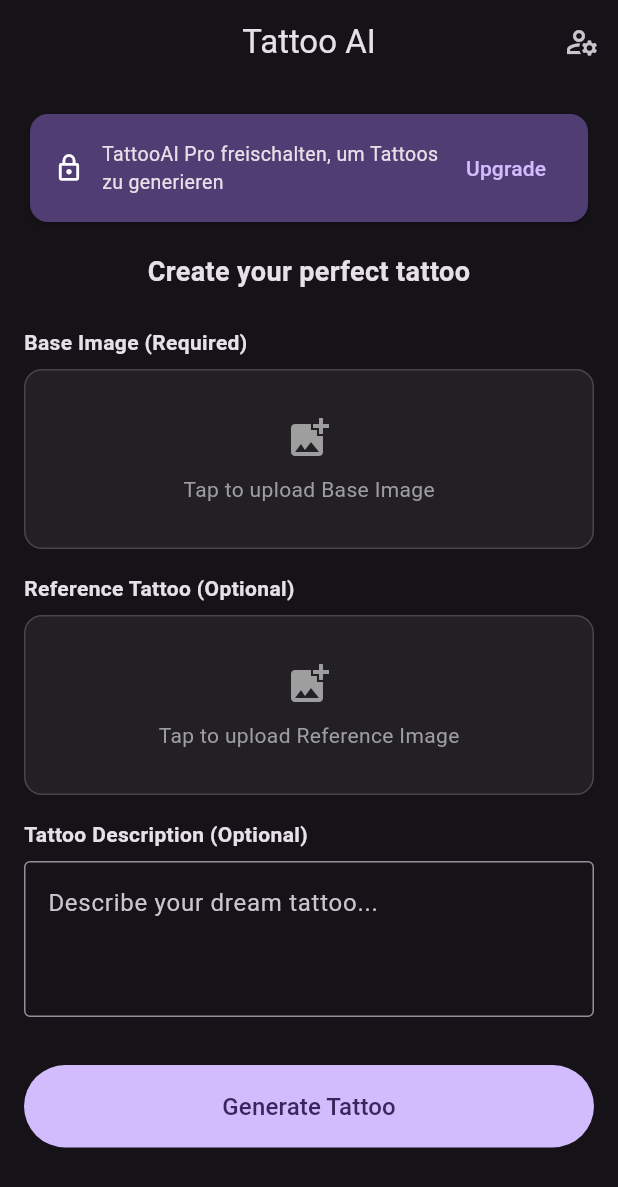
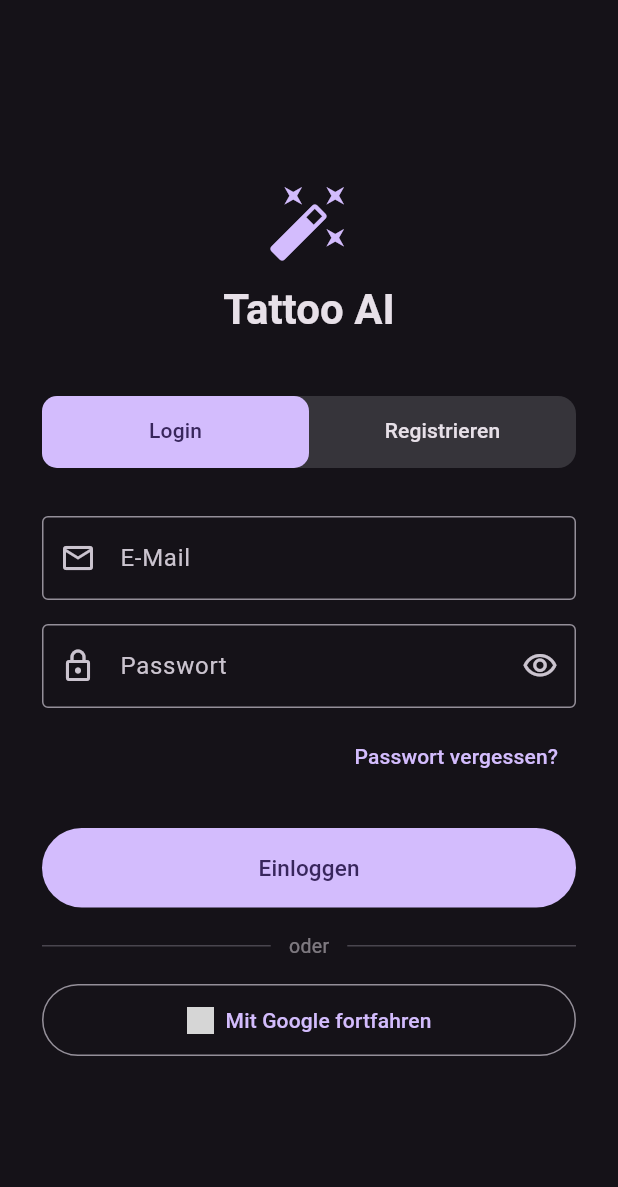
Before and after one commit to Zynachinos/TattooAI, a Flutter app: the screen it shows after launch, on a phone screen of 412 x 824 dp. Shown: the top 1187 px of the screen. Run offline on Flutter 3.47's test engine with Material 3 defaults, Android fonts, the phone set to English and light mode, and no system bars; our stand-ins replace firebase_auth, firebase_core, google_sign_in; missing offline and left inert: purchases_flutter, purchases_ui_flutter; accounts and stored records are empty; grey boxes are pictures that could not be loaded.

Commit message:
feat: implement authentication flow with email/password and Google sign-in; add AuthService and AuthScreen

```diff
--- a/lib/app.dart
+++ b/lib/app.dart
@@ -1,5 +1,7 @@
 import 'package:flutter/material.dart';
 import 'core/theme/app_theme.dart';
+import 'features/auth/auth_service.dart';
+import 'features/auth/presentation/auth_screen.dart';
 import 'features/billing/billing_service.dart';
 import 'screens/create_tattoo_screen.dart';
 
@@ -11,11 +13,17 @@ class TattooAiApp extends StatelessWidget {
     return MaterialApp(
       title: 'Tattoo AI',
       theme: AppTheme.dark,
+      debugShowCheckedModeBanner: false,
       home: ListenableBuilder(
-        listenable: BillingService.instance,
-        builder: (context, _) => const CreateTattooScreen(),
+        listenable: Listenable.merge(
+            [AuthService.instance, BillingService.instance]),
+        builder: (context, _) {
+          if (!AuthService.instance.isLoggedIn) {
+            return const AuthScreen();
+          }
+          return const CreateTattooScreen();
+        },
       ),
-      debugShowCheckedModeBanner: false,
     );
   }
 }
--- /dev/null
+++ b/lib/features/auth/presentation/auth_screen.dart
@@ -0,0 +1,304 @@
+import 'package:flutter/material.dart';
+import '../auth_service.dart';
+
+class AuthScreen extends StatefulWidget {
+  const AuthScreen({super.key});
+
+  @override
+  State<AuthScreen> createState() => _AuthScreenState();
+}
+
+class _AuthScreenState extends State<AuthScreen>
+    with SingleTickerProviderStateMixin {
+  late final TabController _tabs;
+  final _emailCtrl = TextEditingController();
+  final _passwordCtrl = TextEditingController();
+  final _formKey = GlobalKey<FormState>();
+  bool _obscure = true;
+
+  @override
+  void initState() {
+    super.initState();
+    _tabs = TabController(length: 2, vsync: this);
+    _tabs.addListener(() => setState(() {}));
+  }
+
+  @override
+  void dispose() {
+    _tabs.dispose();
+    _emailCtrl.dispose();
+    _passwordCtrl.dispose();
+    super.dispose();
+  }
+
+  bool get _isLogin => _tabs.index == 0;
+
+  @override
+  Widget build(BuildContext context) {
+    final cs = Theme.of(context).colorScheme;
+    return Scaffold(
+      body: SafeArea(
+        child: Center(
+          child: SingleChildScrollView(
+            padding: const EdgeInsets.symmetric(horizontal: 28, vertical: 40),
+            child: Column(
+              children: [
+                // Logo / Title
+                Icon(Icons.auto_fix_high, size: 56, color: cs.primary),
+                const SizedBox(height: 12),
+                Text(
+                  'Tattoo AI',
+                  style: Theme.of(context)
+                      .textTheme
+                      .headlineMedium
+                      ?.copyWith(fontWeight: FontWeight.bold),
+                ),
+                const SizedBox(height: 40),
+
+                // Tab bar
+                Container(
+                  decoration: BoxDecoration(
+                    color: cs.surfaceContainerHighest,
+                    borderRadius: BorderRadius.circular(12),
+                  ),
+                  child: TabBar(
+                    controller: _tabs,
+                    indicator: BoxDecoration(
+                      color: cs.primary,
+                      borderRadius: BorderRadius.circular(10),
+                    ),
+                    indicatorSize: TabBarIndicatorSize.tab,
+                    labelColor: cs.onPrimary,
+                    unselectedLabelColor: cs.onSurface,
+                    dividerColor: Colors.transparent,
+                    tabs: const [
+                      Tab(text: 'Login'),
+                      Tab(text: 'Registrieren'),
+                    ],
+                  ),
+                ),
+                const SizedBox(height: 32),
+
+                // Form
+                ListenableBuilder(
+                  listenable: AuthService.instance,
+                  builder: (context, _) {
+                    final auth = AuthService.instance;
+                    return Form(
+                      key: _formKey,
+                      child: Column(
+                        crossAxisAlignment: CrossAxisAlignment.stretch,
+                        children: [
+                          // Email
+                          TextFormField(
+                            controller: _emailCtrl,
+                            keyboardType: TextInputType.emailAddress,
+                            textInputAction: TextInputAction.next,
+                            decoration: const InputDecoration(
+                              labelText: 'E-Mail',
+                              prefixIcon: Icon(Icons.email_outlined),
+                              border: OutlineInputBorder(),
+                            ),
+                            validator: (v) {
+                              if (v == null || v.trim().isEmpty) {
+                                return 'Bitte E-Mail eingeben';
+                              }
+                              return null;
+                            },
+                          ),
+                          const SizedBox(height: 16),
+
+                          // Password
+                          TextFormField(
+                            controller: _passwordCtrl,
+                            obscureText: _obscure,
+                            textInputAction: TextInputAction.done,
+                            onFieldSubmitted: (_) => _submit(auth),
+                            decoration: InputDecoration(
+                              labelText: 'Passwort',
+                              prefixIcon: const Icon(Icons.lock_outlined),
+                              border: const OutlineInputBorder(),
+                              suffixIcon: IconButton(
+                                icon: Icon(_obscure
+                                    ? Icons.visibility_outlined
+                                    : Icons.visibility_off_outlined),
+                                onPressed: () =>
+                                    setState(() => _obscure = !_obscure),
+                              ),
+                            ),
+                            validator: (v) {
+                              if (v == null || v.isEmpty) {
+                                return 'Bitte Passwort eingeben';
+                              }
+                              if (!_isLogin && v.length < 6) {
+                                return 'Mindestens 6 Zeichen';
+                              }
+                              return null;
+                            },
+                          ),
+                          const SizedBox(height: 8),
+
+                          // Forgot password
+                          if (_isLogin)
+                            Align(
+                              alignment: Alignment.centerRight,
+                              child: TextButton(
+                                onPressed: () =>
+                                    _showForgotPassword(context),
+                                child:
+                                    const Text('Passwort vergessen?'),
+                              ),
+                            ),
+
+                          // Error
+                          if (auth.error != null) ...[
+                            const SizedBox(height: 8),
+                            Container(
+                              padding: const EdgeInsets.symmetric(
+                                  horizontal: 12, vertical: 10),
+                              decoration: BoxDecoration(
+                                color: cs.errorContainer,
+                                borderRadius: BorderRadius.circular(8),
+                              ),
+                              child: Row(
+                                children: [
+                                  Icon(Icons.error_outline,
+                                      size: 18,
+                                      color: cs.onErrorContainer),
+                                  const SizedBox(width: 8),
+                                  Expanded(
+                                    child: Text(
+                                      auth.error!,
+                                      style: TextStyle(
+                                          color: cs.onErrorContainer,
+                                          fontSize: 13),
+                                    ),
+                                  ),
+                                ],
+                              ),
+                            ),
+                          ],
+                          const SizedBox(height: 24),
+
+                          // Submit
+                          FilledButton(
+                            onPressed:
+                                auth.isLoading ? null : () => _submit(auth),
+                            style: FilledButton.styleFrom(
+                              padding:
+                                  const EdgeInsets.symmetric(vertical: 16),
+                            ),
+                            child: auth.isLoading
+                                ? const SizedBox(
+                                    height: 20,
+                                    width: 20,
+                                    child: CircularProgressIndicator(
+                                        strokeWidth: 2,
+                                        color: Colors.white),
+                                  )
+                                : Text(
+                                    _isLogin ? 'Einloggen' : 'Account erstellen',
+                                    style: const TextStyle(fontSize: 15),
+                                  ),
+                          ),
+                          const SizedBox(height: 16),
+
+                          // Divider
+                          Row(children: [
+                            const Expanded(child: Divider()),
+                            Padding(
+                              padding:
+                                  const EdgeInsets.symmetric(horizontal: 12),
+                              child: Text('oder',
+                                  style: TextStyle(
+                                      color: cs.onSurface.withValues(
+                                          alpha: 0.5),
+                                      fontSize: 13)),
+                            ),
+                            const Expanded(child: Divider()),
+                          ]),
+                          const SizedBox(height: 16),
+
+                          // Google Sign-In
+                          OutlinedButton.icon(
+                            onPressed: auth.isLoading
+                                ? null
+                                : () => auth.signInWithGoogle(),
+                            style: OutlinedButton.styleFrom(
+                              padding:
+                                  const EdgeInsets.symmetric(vertical: 14),
+                            ),
+                            icon: Image.asset(
+                              'assets/google_logo.png',
+                              height: 18,
+                              errorBuilder: (context, e, s) => const Icon(
+                                  Icons.login,
+                                  size: 18),
+                            ),
+                            label: const Text('Mit Google fortfahren'),
+                          ),
+                        ],
+                      ),
+                    );
+                  },
+                ),
+              ],
+            ),
+          ),
+        ),
+      ),
+    );
+  }
+
+  Future<void> _submit(AuthService auth) async {
+    if (!_formKey.currentState!.validate()) return;
+    final email = _emailCtrl.text;
+    final password = _passwordCtrl.text;
+
+    if (_isLogin) {
+      await auth.signInWithEmailPassword(email, password);
+    } else {
+      await auth.registerWithEmailPassword(email, password);
+    }
+  }
+
+  Future<void> _showForgotPassword(BuildContext context) async {
+    final ctrl = TextEditingController(text: _emailCtrl.text);
+    final confirmed = await showDialog<bool>(
+      context: context,
+      builder: (ctx) => AlertDialog(
+        title: const Text('Passwort zurücksetzen'),
+        content: TextField(
+          controller: ctrl,
+          keyboardType: TextInputType.emailAddress,
+          decoration: const InputDecoration(
+            labelText: 'E-Mail',
+            border: OutlineInputBorder(),
+          ),
+        ),
+        actions: [
+          TextButton(
+            onPressed: () => Navigator.pop(ctx, false),
+            child: const Text('Abbrechen'),
+          ),
+          FilledButton(
+            onPressed: () => Navigator.pop(ctx, true),
+            child: const Text('Senden'),
+          ),
+        ],
+      ),
+    );
+
+    if (confirmed == true && context.mounted) {
+      final sent =
+          await AuthService.instance.sendPasswordResetEmail(ctrl.text);
+      if (context.mounted) {
+        ScaffoldMessenger.of(context).showSnackBar(SnackBar(
+          content: Text(sent
+              ? 'Reset-E-Mail gesendet.'
+              : 'E-Mail konnte nicht gesendet werden.'),
+        ));
+      }
+    }
+  }
+}
--- a/lib/main.dart
+++ b/lib/main.dart
@@ -1,6 +1,7 @@
 import 'package:firebase_core/firebase_core.dart';
 import 'package:flutter/material.dart';
 import 'app.dart';
+import 'features/auth/auth_service.dart';
 import 'features/billing/billing_service.dart';
 import 'firebase_options.dart';
 
@@ -9,8 +10,11 @@ void main() async {
 
   await Firebase.initializeApp(options: DefaultFirebaseOptions.currentPlatform);
 
-  // RevenueCat – no user ID yet; synced with Firebase UID after login (Phase 3)
+  // RevenueCat – UID wird über AuthService.init() nach Login gesetzt
   await BillingService.instance.configure();
+
+  // Auth-State Listener starten (verbindet Firebase UID mit RevenueCat)
+  AuthService.instance.init();
 
   runApp(const TattooAiApp());
 }
--- a/pubspec.yaml
+++ b/pubspec.yaml
@@ -38,6 +38,7 @@ dependencies:
   firebase_auth: ^5.4.0
   cloud_firestore: ^5.6.0
   firebase_storage: ^12.3.0
+  google_sign_in: ^6.2.0
   purchases_flutter: ^10.0.1
   purchases_ui_flutter: ^10.0.1
 
```
Also changed, not shown: lib/features/auth/auth_service.dart (+126 -11 lines), pubspec.lock, 2 other files.
